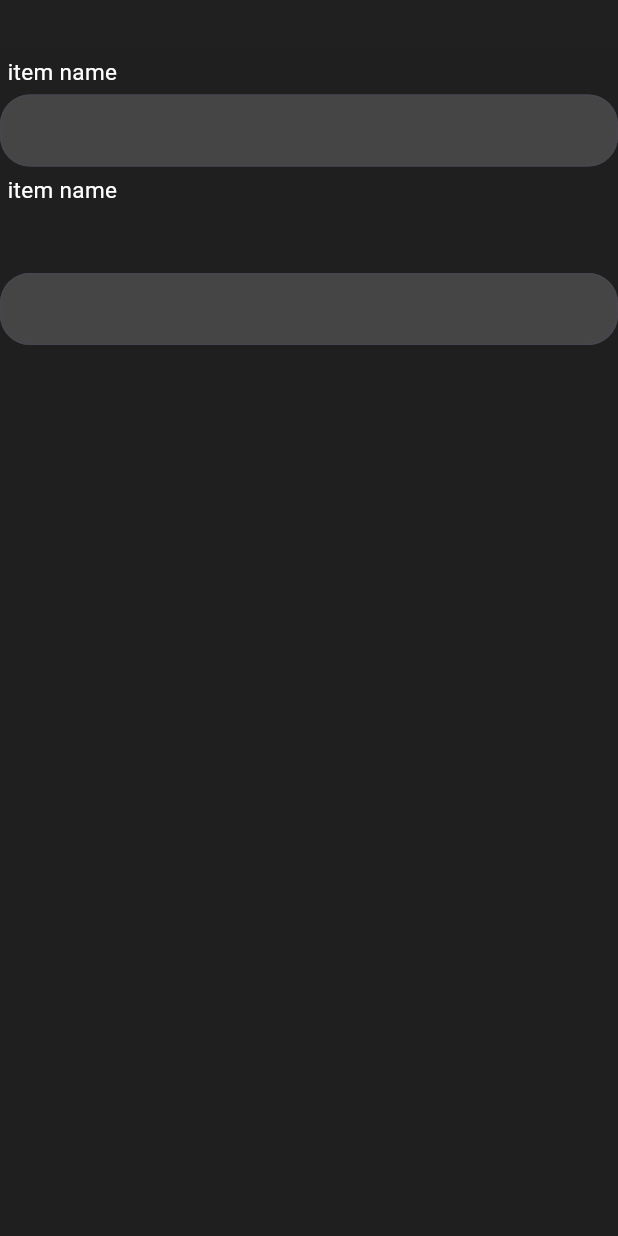
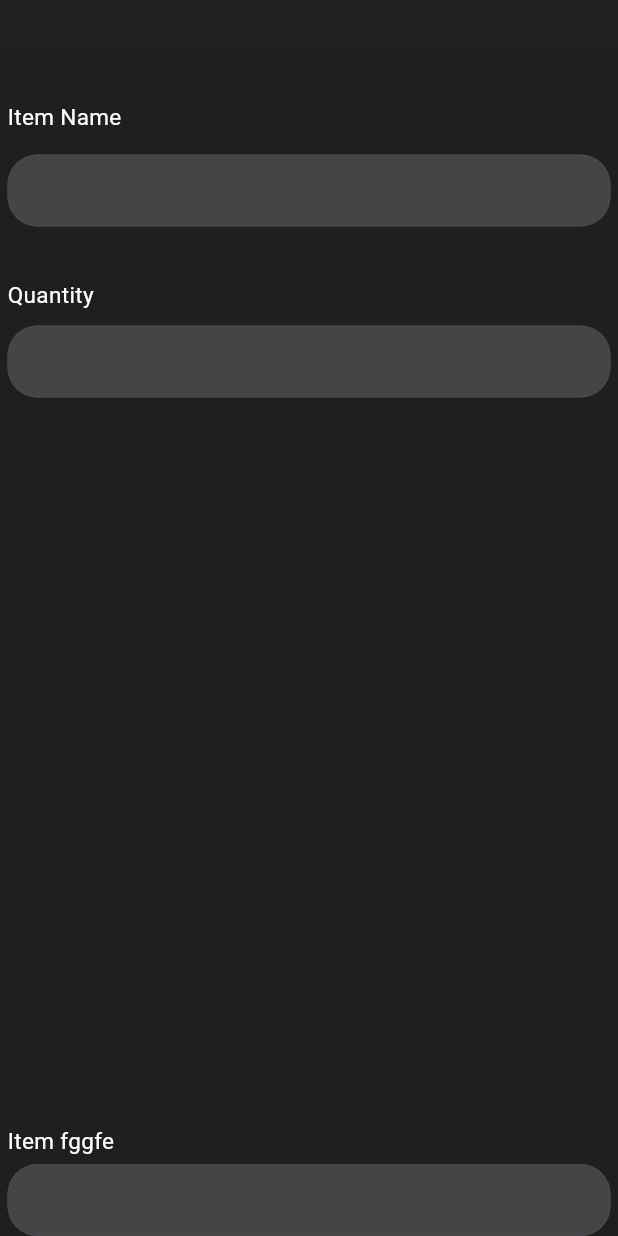
Before and after one commit to bayu123gg/inventory_management, a Flutter app: the screen it shows after launch, after a tap on the "add" icon, on a phone screen of 412 x 824 dp. Run offline on Flutter 3.47's test engine with Material 3 defaults, Android fonts, the phone set to English and light mode, and no system bars.

Commit message:
nambahin textfromfield

```diff
--- a/lib/add.dart
+++ b/lib/add.dart
@@ -21,21 +21,23 @@ class Page2 extends StatelessWidget {
           child: Column(
             children: [
               // Elemen-elemen lain di atas Expanded
-                Container(
-                  padding: const EdgeInsets.all(5.0),
-                  child: const Align(
+              const SizedBox(height: 30),
+              const Padding(
+                padding: EdgeInsets.all(5.0),
+                child: Align(
                   alignment: Alignment.centerLeft,
                   child: Text(
-                      'item name',
+                    'Item Name',
                     style: TextStyle(fontSize: 15, color: Colors.white),
                   ),
                 ),
               ),
 
-                // Elemen Expanded di bagian bawah
+              const SizedBox(height: 10), // Elemen Expanded di bagian bawah
               Expanded(
                 flex: 0,
-                  child: SizedBox(
+                child: Padding(
+                  padding: const EdgeInsets.symmetric(horizontal: 5.0),
                   child: TextFormField(
                     decoration: InputDecoration(
                       contentPadding: const EdgeInsets.symmetric(
@@ -49,26 +51,24 @@ class Page2 extends StatelessWidget {
                   ),
                 ),
               ),
-                // Elemen-elemen lain di atas Expanded
-                Container(
-                  padding: const EdgeInsets.all(5.0),
-                  child: const Align(
+
+              const SizedBox(height: 30),
+              const Padding(
+                padding: EdgeInsets.all(5.0),
+                child: Align(
                   alignment: Alignment.centerLeft,
                   child: Text(
-                      'item name',
+                    'Quantity',
                     style: TextStyle(fontSize: 15, color: Colors.white),
                   ),
                 ),
               ),
-                Padding(
-                    padding: const EdgeInsets.only(top: 40.0),
-                    child: Expanded(
-                      // child: const Text(
-                      //   'item description',
-                      //   style: TextStyle(fontSize: 15, color: Colors.white),
-                      // ),
-                      flex: 0,
-                      child: SizedBox(
+
+              const SizedBox(height: 5), // Expanded TextFormField for Quantity
+              Expanded(
+                flex: 50,
+                child: Padding(
+                  padding: const EdgeInsets.symmetric(horizontal: 5.0),
                   child: TextFormField(
                     decoration: InputDecoration(
                       contentPadding: const EdgeInsets.symmetric(
@@ -81,9 +81,39 @@ class Page2 extends StatelessWidget {
                     ),
                   ),
                 ),
-                    ))
+              ),
+              const Padding(
+                padding: EdgeInsets.all(5.0),
+                child: Align(
+                  alignment: Alignment.centerLeft,
+                  child: Text(
+                    'Item fggfe',
+                    style: TextStyle(fontSize: 15, color: Colors.white),
+                  ),
+                ),
+              ),
+
+              // Elemen Expanded di bagian bawah
+              Expanded(
+                flex: 0,
+                child: Padding(
+                  padding: const EdgeInsets.symmetric(horizontal: 5.0),
+                  child: TextFormField(
+                    decoration: InputDecoration(
+                      contentPadding: const EdgeInsets.symmetric(
+                          vertical: 10, horizontal: 10),
+                      border: OutlineInputBorder(
+                        borderRadius: BorderRadius.circular(20.0),
+                      ),
+                      fillColor: const Color.fromARGB(255, 69, 69, 69),
+                      filled: true,
+                    ),
+                  ),
+                ),
+              ),
             ],
-            )),
+          ),
+        ),
       ),
     );
   }
```
Lines whose indentation alone changed are shown as unchanged.
